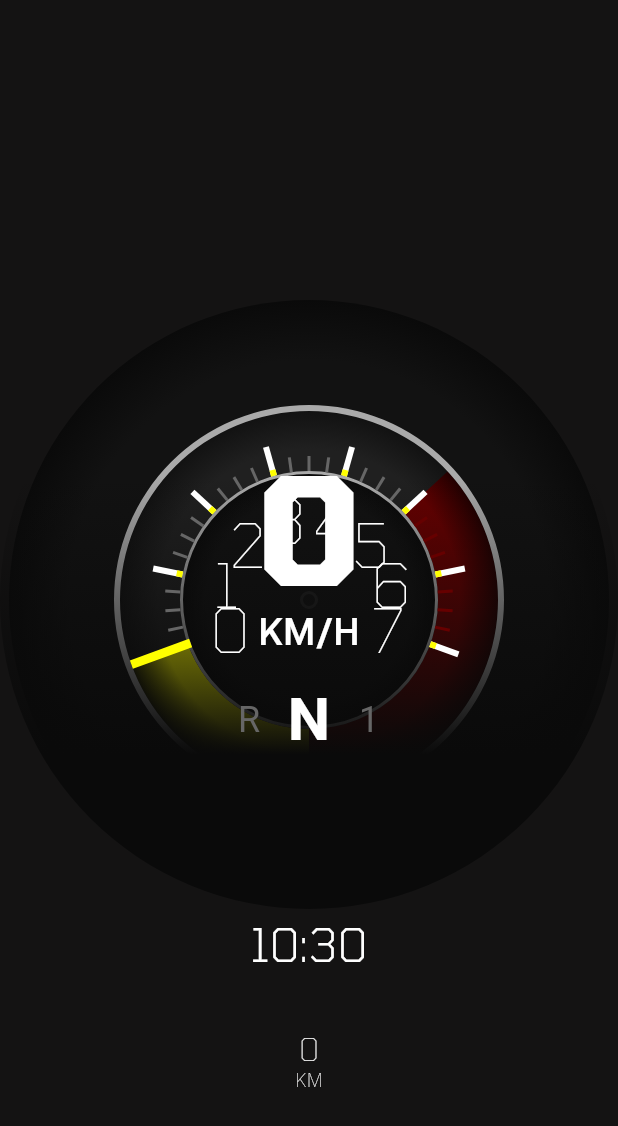
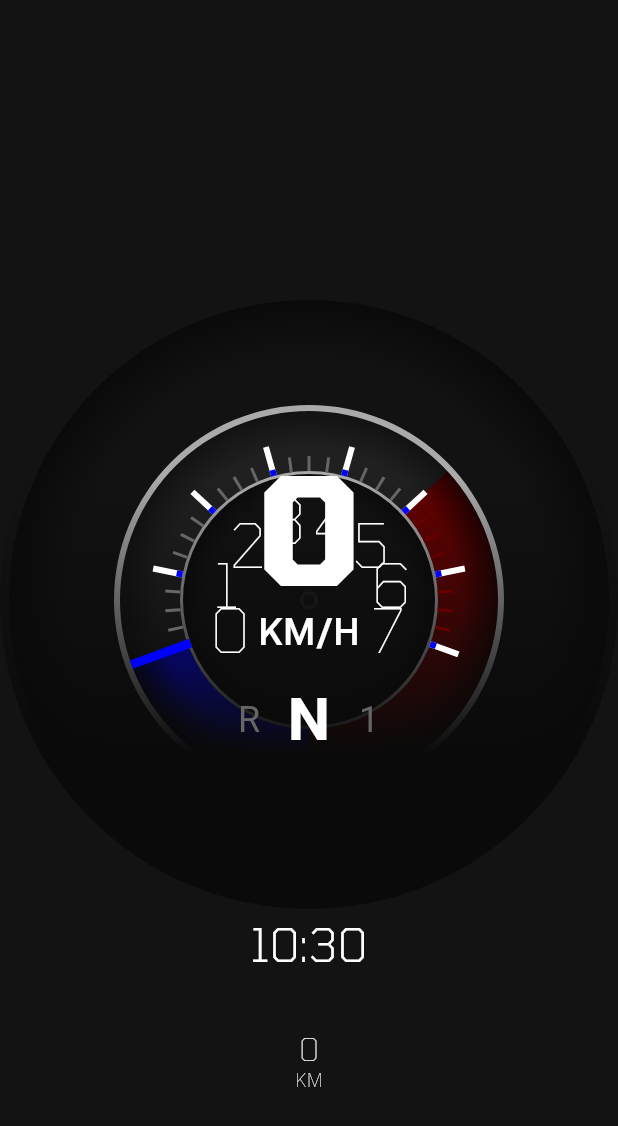
Before and after one commit to darius-calugar/Gauge-Cluster, a Flutter app: the E2MainGauge widget shown alone on an empty page, opened directly, on a phone screen of 412 x 824 dp. Shown: the top 1126 px of the screen. Run offline on Flutter 3.47's test engine with Material 3 defaults, Android fonts, the phone set to English and light mode, and no system bars; our stand-ins replace equatable, flutter_bloc, flutter_svg.

Commit message:
refactor: Add gauge v2 solid decoration

```diff
--- a/gauge_cluster/lib/components/gauge_v2/gauge_part.dart
+++ b/gauge_cluster/lib/components/gauge_v2/gauge_part.dart
@@ -1,11 +1,15 @@
 import 'package:equatable/equatable.dart';
+import 'package:flutter/widgets.dart';
+import 'package:gauge_cluster/components/gauge_v2/gauge_part_decoration.dart';
 import 'package:gauge_cluster/components/gauge_v2/gauge_part_shape.dart';
 
 class GaugePart extends Equatable {
-  const GaugePart({required this.shape});
+  const GaugePart({required this.shape, this.decoration, this.child});
 
   final GaugePartShape shape;
+  final GaugePartDecoration? decoration;
+  final Widget? child;
 
   @override
-  List<Object?> get props => [shape];
+  List<Object?> get props => [shape, decoration, child];
 }
--- /dev/null
+++ b/gauge_cluster/lib/components/gauge_v2/gauge_part_decoration.dart
@@ -0,0 +1,15 @@
+import 'dart:ui';
+
+import 'package:equatable/equatable.dart';
+
+/// Base class for gauge decorations.
+///
+/// Gauge decorations define the appearance of the gauge parts.
+class GaugePartDecoration extends Equatable {
+  const GaugePartDecoration({this.color});
+
+  final Color? color;
+
+  @override
+  List<Object?> get props => [color];
+}
--- a/gauge_cluster/lib/examples/e2/main_gauge.dart
+++ b/gauge_cluster/lib/examples/e2/main_gauge.dart
@@ -40,9 +40,9 @@ class E2MainGauge extends StatelessWidget {
     final redlineSweepAngle = redlineEndAngle - redlineStartAngle;
 
     final primaryColor =
-        carState.revs < carState.redline ? AppColors.yellow1 : AppColors.red1;
+        carState.revs < carState.redline ? AppColors.blue1 : AppColors.red1;
     final secondaryColor =
-        carState.revs < carState.redline ? AppColors.yellow5 : AppColors.red5;
+        carState.revs < carState.redline ? AppColors.blue5 : AppColors.red5;
 
     return SizedBox.square(
       dimension: radius * 2,
--- a/gauge_cluster/lib/utils/math/circle/circle_point.dart
+++ b/gauge_cluster/lib/utils/math/circle/circle_point.dart
@@ -1,16 +1,23 @@
 import 'package:equatable/equatable.dart';
+import 'package:flutter/widgets.dart';
 import 'package:gauge_cluster/utils/math/units/angle.dart';
 
 class CirclePoint extends Equatable {
   const CirclePoint({required this.radius, required this.angle});
 
+  CirclePoint.fromOffset(Offset offset)
+    : radius = offset.distance,
+      angle = Angle.fromRad(offset.direction);
+
   final double radius;
   final Angle angle;
 
   operator +(CirclePoint other) =>
-      CirclePoint(radius: radius + other.radius, angle: angle + other.angle);
+      CirclePoint.fromOffset(offset + other.offset);
   operator -(CirclePoint other) =>
-      CirclePoint(radius: radius - other.radius, angle: angle - other.angle);
+      CirclePoint.fromOffset(offset - other.offset);
+
+  Offset get offset => Offset.fromDirection(angle.toRad, radius);
 
   @override
   List<Object?> get props => [radius, angle];
--- a/gauge_cluster/lib/utils/math/circle/circle_rect.dart
+++ b/gauge_cluster/lib/utils/math/circle/circle_rect.dart
@@ -1,4 +1,5 @@
 import 'package:equatable/equatable.dart';
+import 'package:gauge_cluster/utils/math/circle/circle_point.dart';
 import 'package:gauge_cluster/utils/math/circle/circle_ring.dart';
 import 'package:gauge_cluster/utils/math/units/angle.dart';
 
@@ -46,6 +47,23 @@ class CircleRect extends Equatable {
   double get thickness => ring.thickness;
   double get height => ring.thickness;
 
+  CirclePoint get center => CirclePoint(
+    radius: (ring.innerRadius + ring.outerRadius) / 2,
+    angle: angle,
+  );
+  CirclePoint get innerStart =>
+      CirclePoint(radius: ring.innerRadius, angle: angle) +
+      CirclePoint(radius: width / 2, angle: angle - 90.deg);
+  CirclePoint get innerEnd =>
+      CirclePoint(radius: ring.innerRadius, angle: angle) +
+      CirclePoint(radius: width / 2, angle: angle + 90.deg);
+  CirclePoint get outerStart =>
+      CirclePoint(radius: ring.outerRadius, angle: angle) +
+      CirclePoint(radius: width / 2, angle: angle - 90.deg);
+  CirclePoint get outerEnd =>
+      CirclePoint(radius: ring.outerRadius, angle: angle) +
+      CirclePoint(radius: width / 2, angle: angle + 90.deg);
+
   @override
   List<Object?> get props => [width, angle, ring];
 }
--- a/gauge_cluster/lib/utils/math/circle/circle_sector.dart
+++ b/gauge_cluster/lib/utils/math/circle/circle_sector.dart
@@ -1,4 +1,5 @@
 import 'package:equatable/equatable.dart';
+import 'package:gauge_cluster/utils/math/circle/circle_point.dart';
 import 'package:gauge_cluster/utils/math/circle/circle_ring.dart';
 import 'package:gauge_cluster/utils/math/circle/circle_slice.dart';
 import 'package:gauge_cluster/utils/math/units/angle.dart';
@@ -58,6 +59,17 @@ class CircleSector extends Equatable {
   Angle get endAngle => slice.endAngle;
   Angle get sweepAngle => slice.sweepAngle;
 
+  CirclePoint get center => CirclePoint(
+    radius: (innerRadius + outerRadius) / 2,
+    angle: (startAngle + endAngle) / 2,
+  );
+  CirclePoint get innerStart =>
+      CirclePoint(radius: innerRadius, angle: startAngle);
+  CirclePoint get innerEnd => CirclePoint(radius: innerRadius, angle: endAngle);
+  CirclePoint get outerStart =>
+      CirclePoint(radius: outerRadius, angle: startAngle);
+  CirclePoint get outerEnd => CirclePoint(radius: outerRadius, angle: endAngle);
+
   @override
   List<Object?> get props => [ring, slice];
 }
```
Also changed, not shown: gauge_cluster/lib/components/gauge_v2/gauge.dart (+118 -24 lines), gauge_cluster/lib/examples/e0_v2/main_gauge.dart (+38 -18 lines).
